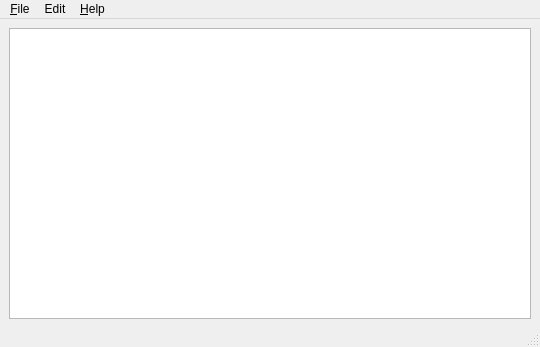
Above: TextTempl.ui from gitandy/TextTempl before the change. Below: the same form after it.
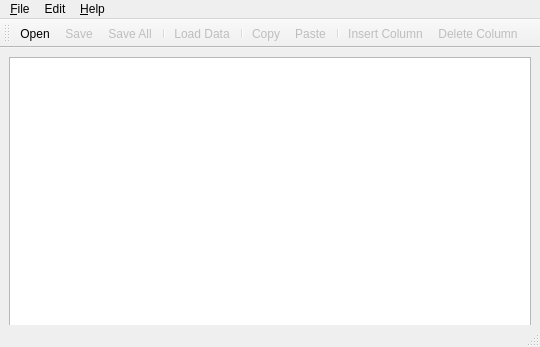
That is the form after the change. Icons and pictures are not drawn.

Commit message: Added toolbar fixed translation

```diff
--- a/TextTempl.ui
+++ b/TextTempl.ui
@@ -108,13 +108,34 @@
    <addaction name="menuEdit"/>
    <addaction name="menuHelp"/>
   </widget>
-  <widget class="QStatusBar" name="statusbar"/>
-  <action name="actionOpen">
-   <property name="icon">
-    <iconset resource="TextTempl.qrc">
-     <normaloff>:/images/fileopen.png</normaloff>:/images/fileopen.png</iconset>
+  <widget class="QStatusBar" name="statusbar" />
+  <widget class="QToolBar" name="toolBar" >
+   <property name="windowTitle" >
+    <string>toolBar</string>
    </property>
-   <property name="text">
+   <attribute name="toolBarArea" >
+    <enum>TopToolBarArea</enum>
+   </attribute>
+   <attribute name="toolBarBreak" >
+    <bool>false</bool>
+   </attribute>
+   <addaction name="actionOpen_TB" />
+   <addaction name="actionSave_TB" />
+   <addaction name="actionSaveAll_TB" />
+   <addaction name="separator" />
+   <addaction name="actionLoadData_TB" />
+   <addaction name="separator" />
+   <addaction name="actionCopy_TB" />
+   <addaction name="actionPaste_TB" />
+   <addaction name="separator" />
+   <addaction name="actionInsertCol_TB" />
+   <addaction name="actionDeleteCol_TB" />
+  </widget>
+  <action name="actionOpen" >
+   <property name="icon" >
+    <iconset resource="TextTempl.qrc" >:/images/fileopen.png</iconset>
+   </property>
+   <property name="text" >
     <string>&amp;Open</string>
    </property>
    <property name="shortcut">
@@ -274,6 +295,91 @@
     <string>Save Data</string>
    </property>
   </action>
+  <action name="actionOpen_TB" >
+   <property name="icon" >
+    <iconset resource="TextTempl.qrc" >:/images/fileopen.png</iconset>
+   </property>
+   <property name="text" >
+    <string>Open</string>
+   </property>
+  </action>
+  <action name="actionSave_TB" >
+   <property name="enabled" >
+    <bool>false</bool>
+   </property>
+   <property name="icon" >
+    <iconset resource="TextTempl.qrc" >:/images/filesave.png</iconset>
+   </property>
+   <property name="text" >
+    <string>Save</string>
+   </property>
+  </action>
+  <action name="actionSaveAll_TB" >
+   <property name="enabled" >
+    <bool>false</bool>
+   </property>
+   <property name="icon" >
+    <iconset resource="TextTempl.qrc" >:/images/save_all.png</iconset>
+   </property>
+   <property name="text" >
+    <string>Save All</string>
+   </property>
+  </action>
+  <action name="actionLoadData_TB" >
+   <property name="enabled" >
+    <bool>false</bool>
+   </property>
+   <property name="icon" >
+    <iconset resource="TextTempl.qrc" >:/images/fileopendata.png</iconset>
+   </property>
+   <property name="text" >
+    <string>Load Data</string>
+   </property>
+  </action>
+  <action name="actionCopy_TB" >
+   <property name="enabled" >
+    <bool>false</bool>
+   </property>
+   <property name="icon" >
+    <iconset resource="TextTempl.qrc" >:/images/editcopy.png</iconset>
+   </property>
+   <property name="text" >
+    <string>Copy</string>
+   </property>
+  </action>
+  <action name="actionPaste_TB" >
+   <property name="enabled" >
+    <bool>false</bool>
+   </property>
+   <property name="icon" >
+    <iconset resource="TextTempl.qrc" >:/images/editpaste.png</iconset>
+   </property>
+   <property name="text" >
+    <string>Paste</string>
+   </property>
+  </action>
+  <action name="actionInsertCol_TB" >
+   <property name="enabled" >
+    <bool>false</bool>
+   </property>
+   <property name="icon" >
+    <iconset resource="TextTempl.qrc" >:/images/insert_table_col.png</iconset>
+   </property>
+   <property name="text" >
+    <string>Insert Column</string>
+   </property>
+  </action>
+  <action name="actionDeleteCol_TB" >
+   <property name="enabled" >
+    <bool>false</bool>
+   </property>
+   <property name="icon" >
+    <iconset resource="TextTempl.qrc" >:/images/delete_table_col.png</iconset>
+   </property>
+   <property name="text" >
+    <string>Delete Column</string>
+   </property>
+  </action>
  </widget>
  <resources>
   <include location="TextTempl.qrc"/>
```
Left out of the diff: 256 changed lines with no effect on the pictures. The commit also changes 3 other files.
